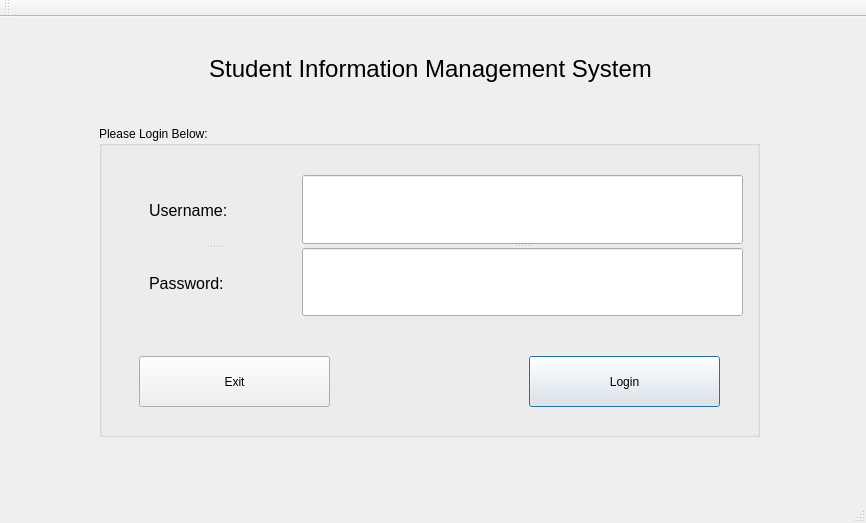
Qt form Form Files/loginView.ui (alixabahena/SIMS) before a commit.
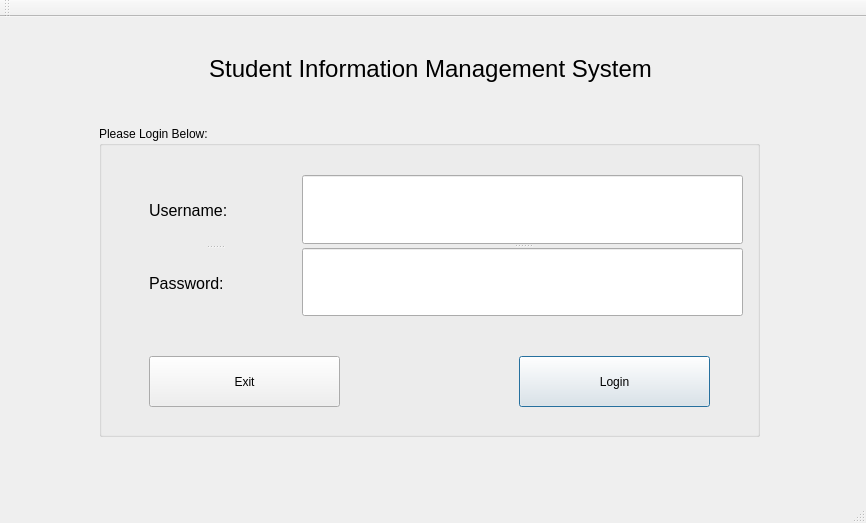
The same form after that commit.

Commit message: move buttons to better locations

```diff
--- a/Form Files/loginView.ui
+++ b/Form Files/loginView.ui
@@ -150,7 +150,7 @@
     <widget class="QPushButton" name="okButton">
      <property name="geometry">
       <rect>
-       <x>430</x>
+       <x>420</x>
        <y>230</y>
        <width>191</width>
        <height>51</height>
@@ -174,7 +174,7 @@
     <widget class="QPushButton" name="cancelButton">
      <property name="geometry">
       <rect>
-       <x>40</x>
+       <x>50</x>
        <y>230</y>
        <width>191</width>
        <height>51</height>
```
The commit also changes 1 other file.
